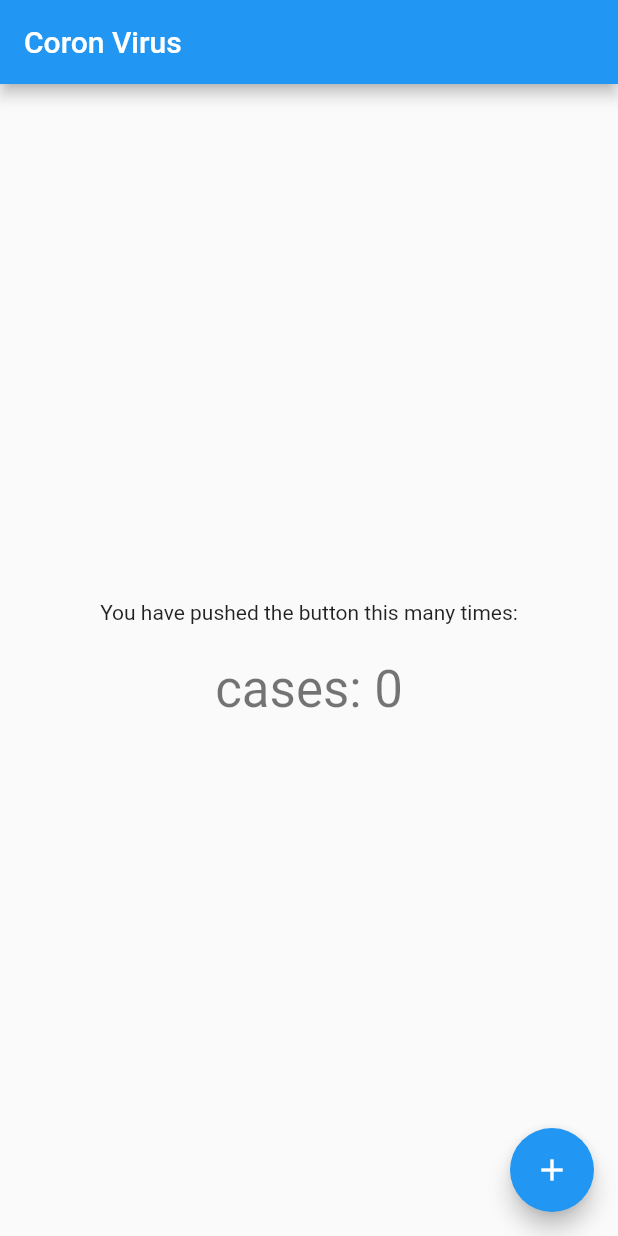
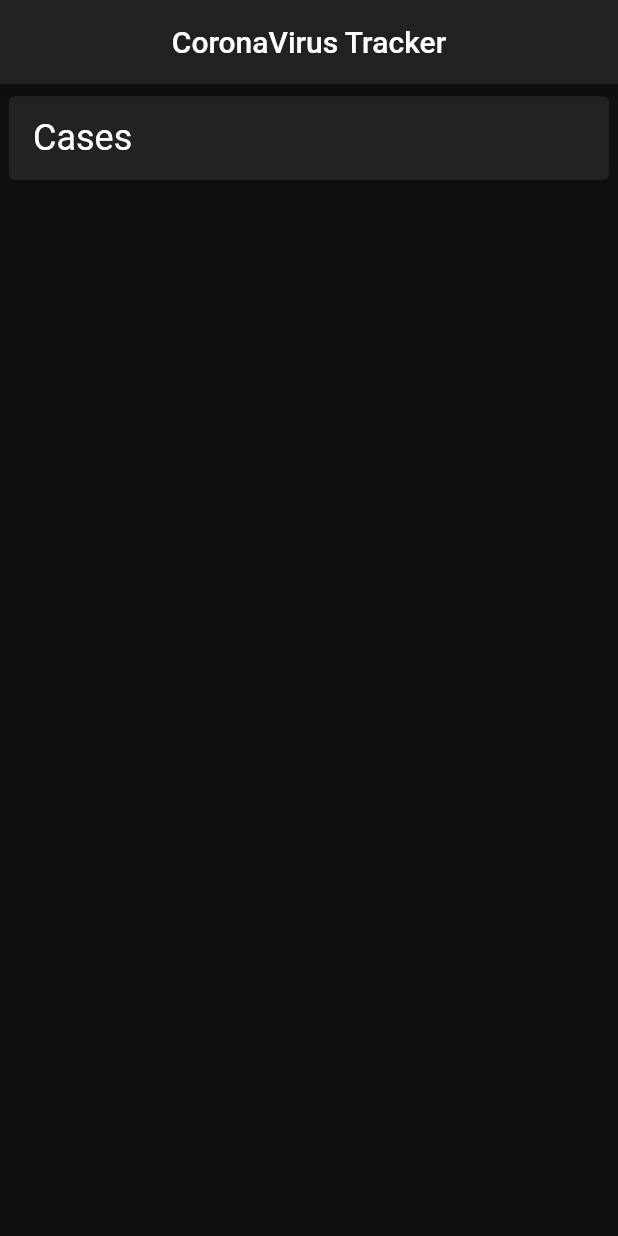
Before and after one commit to a7madZ3Dev/nCovid, a Flutter app: the screen it shows after launch, on a phone screen of 412 x 824 dp. Run offline on Flutter 3.47's test engine with Material 2 defaults, Android fonts, the phone set to English and light mode, and no system bars; network calls fail.

Commit message:
add provider and first card

```diff
--- /dev/null
+++ b/lib/app/repositories/data_repository.dart
@@ -0,0 +1,30 @@
+import 'package:flutter/foundation.dart';
+import 'package:http/http.dart';
+
+import '../services/api_services.dart';
+import '../services/api.dart';
+
+class DataRepository {
+  DataRepository({@required this.apiService});
+  final APIService apiService;
+
+  String _accessToken;
+
+  Future<int> getEndpointData(Endpoint endpoint) async {
+    try {
+      if (_accessToken == null) {
+        _accessToken = await apiService.getAccessToken();
+      }
+      return await apiService.getEndpointData(
+          accessToken: _accessToken, endpoint: endpoint);
+    } on Response catch (response) {
+      // if unauthorized, get access token again
+      if (response.statusCode == 401) {
+        _accessToken = await apiService.getAccessToken();
+        return await apiService.getEndpointData(
+            accessToken: _accessToken, endpoint: endpoint);
+      }
+      rethrow;
+    }
+  }
+}
--- a/lib/app/services/api.dart
+++ b/lib/app/services/api.dart
@@ -1,5 +1,6 @@
+import 'package:flutter/foundation.dart';
+
 import './api_keys.dart';
-import 'package:flutter/foundation.dart';
 
 enum Endpoint {
   cases,
--- a/lib/app/services/api_services.dart
+++ b/lib/app/services/api_services.dart
@@ -30,7 +30,7 @@ class APIService {
     throw response;
   }
 
- // get diffrent data
+ // get different data
 
   Future<int> getEndpointData({
     @required String accessToken,
--- /dev/null
+++ b/lib/app/ui/dashboard.dart
@@ -0,0 +1,48 @@
+import 'package:flutter/material.dart';
+import 'package:provider/provider.dart';
+
+import '../services/api.dart';
+import './endpoint_card.dart';
+import '../repositories/data_repository.dart';
+
+class Dashboard extends StatefulWidget {
+  @override
+  _DashboardState createState() => _DashboardState();
+}
+
+class _DashboardState extends State<Dashboard> {
+  int _cases;
+
+  @override
+  void initState() {
+    super.initState();
+    _updateData();
+  }
+
+  Future<void> _updateData() async {
+    final dataRepository = Provider.of<DataRepository>(context, listen: false);
+    final cases = await dataRepository.getEndpointData(Endpoint.cases);
+    setState(() => _cases = cases);
+  }
+
+  @override
+  Widget build(BuildContext context) {
+    return Scaffold(
+      appBar: AppBar(
+        title: Text('CoronaVirus Tracker'),
+        centerTitle: true,
+      ),
+      body: RefreshIndicator(
+        onRefresh: _updateData,
+        child: ListView(
+          children: <Widget>[
+            EndpointCard(
+              endpoint: Endpoint.cases,
+              value: _cases,
+            ),
+          ],
+        ),
+      ),
+    );
+  }
+}
--- /dev/null
+++ b/lib/app/ui/endpoint_card.dart
@@ -0,0 +1,33 @@
+import '../services/api.dart';
+import 'package:flutter/material.dart';
+
+class EndpointCard extends StatelessWidget {
+  const EndpointCard({Key key, this.endpoint, this.value}) : super(key: key);
+  final Endpoint endpoint;
+  final int value;
+
+  @override
+  Widget build(BuildContext context) {
+    return Padding(
+      padding: const EdgeInsets.symmetric(horizontal: 2.0, vertical: 4.0),
+      child: Card(
+        child: Padding(
+          padding: const EdgeInsets.symmetric(horizontal: 16.0, vertical: 8.0),
+          child: Row(
+            mainAxisAlignment: MainAxisAlignment.spaceBetween,
+            children: <Widget>[
+              Text(
+                'Cases',
+                style: Theme.of(context).textTheme.headline5,
+              ),
+              Text(
+                value?.toString() ?? '', // value != null ? value.toString() : ''
+                style: Theme.of(context).textTheme.headline4,
+              ),
+            ],
+          ),
+        ),
+      ),
+    );
+  }
+}
--- a/lib/main.dart
+++ b/lib/main.dart
@@ -1,6 +1,10 @@
+import 'package:flutter/material.dart';
+import 'package:provider/provider.dart';
+
+import './app/ui/dashboard.dart';
 import './app/services/api.dart';
 import './app/services/api_services.dart';
-import 'package:flutter/material.dart';
+import './app/repositories/data_repository.dart';
 
 void main() => runApp(MyApp());
 
@@ -8,78 +12,18 @@ class MyApp extends StatelessWidget {
   // This widget is the root of your application.
   @override
   Widget build(BuildContext context) {
-    return MaterialApp(
-      debugShowCheckedModeBanner: false,
-      title: 'Coron Virus',
-      theme: ThemeData(
-        primarySwatch: Colors.blue,
+    return Provider<DataRepository>(
+      create: (_) => DataRepository(
+        apiService: APIService(api: API.sandbox()),
       ),
-      home: MyHomePage(title: 'Coron Virus'),
-    );
-  }
-}
-
-class MyHomePage extends StatefulWidget {
-  MyHomePage({Key key, this.title}) : super(key: key);
-  final String title;
-
-  @override
-  _MyHomePageState createState() => _MyHomePageState();
-}
-
-class _MyHomePageState extends State<MyHomePage> {
-  String _accessToken = '';
-  int _cases = 0;
-  int _deaths;
-
-  void _updateAccessToken() async {
-    final apiService = APIService(api: API.sandbox());
-    final accessToken = await apiService.getAccessToken();
-    final cases = await apiService.getEndpointData(
-        accessToken: accessToken, endpoint: Endpoint.cases);
-    final deaths = await apiService.getEndpointData(
-        accessToken: accessToken, endpoint: Endpoint.deaths);
-    setState(() {
-      _accessToken = accessToken;
-      _cases = cases;
-      _deaths = deaths;} );
-
-  }
-
-  @override
-  Widget build(BuildContext context) {
-    return Scaffold(
-      appBar: AppBar(
-        title: Text(widget.title),
-      ),
-      body: Center(
-        child: Column(
-          mainAxisAlignment: MainAxisAlignment.center,
-          children: <Widget>[
-            Text(
-              'You have pushed the button this many times:',
-            ),
-            Text(
-              '$_accessToken',
-              style: Theme.of(context).textTheme.headline6,
-            ),
-
-            Text(
-              'cases: $_cases',
-              style: Theme.of(context).textTheme.headline4,
-            ),
-            if(_deaths != null)
-             Text(
-              'deaths :$_deaths',
-              style: Theme.of(context).textTheme.headline4,
-            ),
-          ],
+      child: MaterialApp(
+        debugShowCheckedModeBanner: false,
+        title: 'CoronaVirus Tracker',
+        theme: ThemeData.dark().copyWith(
+          scaffoldBackgroundColor: Color(0xFF101010),
+          cardColor: Color(0xFF222222),
         ),
-      ),
-      floatingActionButton: FloatingActionButton(
-        onPressed: _updateAccessToken,
-        tooltip: 'Increment',
-        child: Icon(Icons.add),
+        home: Dashboard(),
       ),
     );
   }
--- a/pubspec.yaml
+++ b/pubspec.yaml
@@ -24,6 +24,7 @@ dependencies:
   flutter:
     sdk: flutter
   http: ^0.12.2
+  provider: ^4.0.4
 
 
 
```
Also changed, not shown: pubspec.lock.
